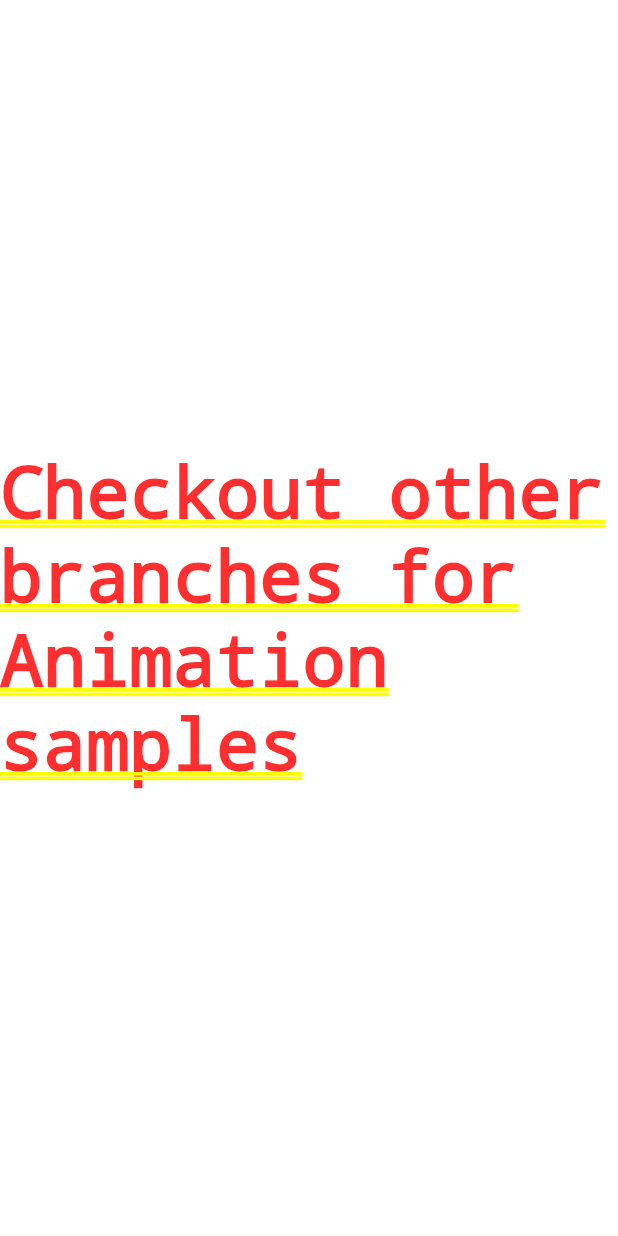
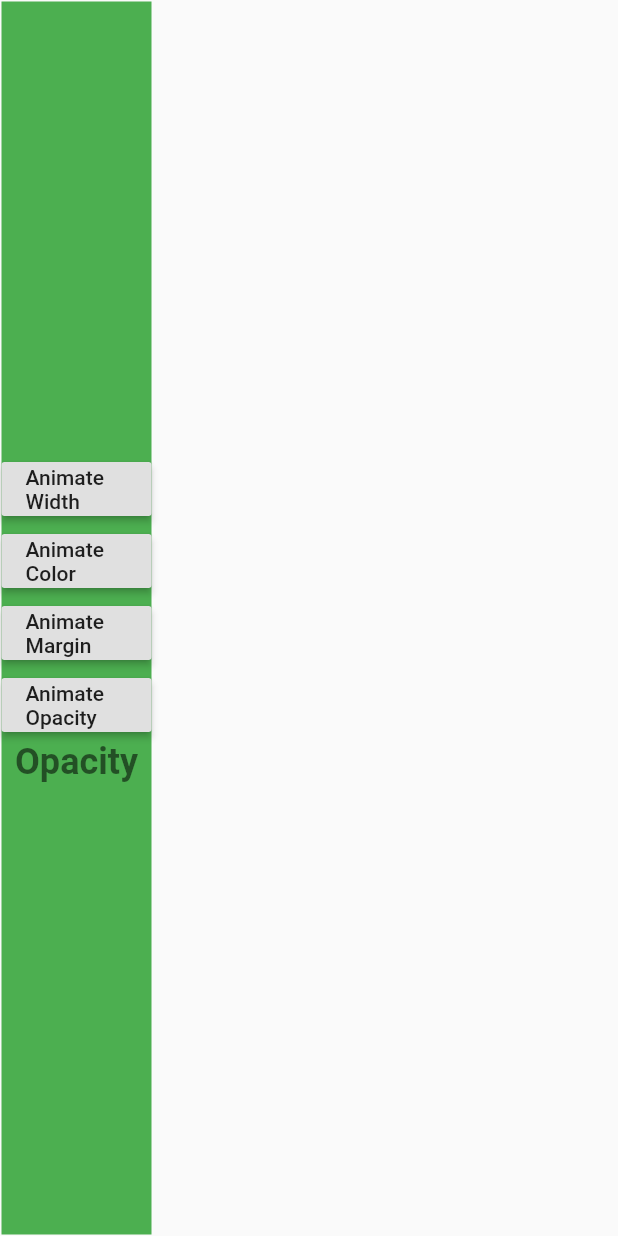
Before and after one commit to Amrit0786/FlutterAnimation, a Flutter app: the screen it shows after launch, on a phone screen of 412 x 824 dp. Run offline on Flutter 3.47's test engine with Material 2 defaults, Android fonts, the phone set to English and light mode, and no system bars.

Commit message:
Used AnimatedController and AnimatedOpacity to animate width, margin, color of a container and also opacity of text respectively.

```diff
--- /dev/null
+++ b/lib/implicit_animation.dart
@@ -0,0 +1,102 @@
+import 'package:flutter/material.dart';
+
+class ImplicitAnimation extends StatefulWidget {
+  @override
+  _ImplicitAnimationState createState() => _ImplicitAnimationState();
+}
+
+class _ImplicitAnimationState extends State<ImplicitAnimation> {
+  double _startWidth = 100;
+  Color _startColor = Colors.green;
+  double _startMargin = 1;
+  double _startOpacity = 1;
+  double _finalWidth = 200;
+  Color _finalColor = Colors.teal;
+  double _finalMargin = 20;
+  double _finalOpacity = 0;
+  bool _widthAnimated = false;
+  bool _colorAnimated = false;
+  bool _marginAnimated = false;
+  bool _opacityAnimated = false;
+
+  void toggle(Buttons button) {
+    setState(() {
+      switch (button) {
+        case Buttons.Width:
+          {
+            _widthAnimated = !_widthAnimated;
+            break;
+          }
+        case Buttons.Color:
+          {
+            _colorAnimated = !_colorAnimated;
+            break;
+          }
+        case Buttons.Margin:
+          {
+            _marginAnimated = !_marginAnimated;
+            break;
+          }
+        case Buttons.Opacity:
+          {
+            _opacityAnimated = !_opacityAnimated;
+            break;
+          }
+      }
+    });
+  }
+
+  @override
+  Widget build(BuildContext context) {
+    return Scaffold(
+      body: AnimatedContainer(
+        duration: Duration(seconds: 1),
+        width: _widthAnimated ? _finalWidth : _startWidth,
+        color: _colorAnimated ? _finalColor : _startColor,
+        margin: EdgeInsets.all(_marginAnimated ? _finalMargin : _startMargin),
+        child: Column(
+          mainAxisAlignment: MainAxisAlignment.center,
+          children: [
+            RaisedButton(
+              onPressed: () {
+                toggle(Buttons.Width);
+              },
+              child: Text('Animate Width'),
+            ),
+            RaisedButton(
+              onPressed: () {
+                toggle(Buttons.Color);
+              },
+              child: Text('Animate Color'),
+            ),
+            RaisedButton(
+              onPressed: () {
+                toggle(Buttons.Margin);
+              },
+              child: Text('Animate Margin'),
+            ),
+            RaisedButton(
+              onPressed: () {
+                toggle(Buttons.Opacity);
+              },
+              child: Text('Animate Opacity'),
+            ),
+            AnimatedOpacity(
+              opacity: _opacityAnimated ? _finalOpacity : _startOpacity,
+              duration: Duration(seconds: 1),
+              child: Text(
+                'Opacity',
+                style: TextStyle(
+                    fontSize: 24,
+                    fontWeight: FontWeight.bold,
+                    color: Colors.black54),
+              ),
+            )
+          ],
+        ),
+      ),
+    );
+  }
+}
+
+enum Buttons { Width, Color, Margin, Opacity }
--- a/lib/main.dart
+++ b/lib/main.dart
@@ -1,4 +1,5 @@
 import 'package:flutter/material.dart';
+import 'package:flutter_animation/implicit_animation.dart';
 
 void main() {
   runApp(MyApp());
@@ -13,11 +14,7 @@ class MyApp extends StatelessWidget {
         primarySwatch: Colors.blue,
         visualDensity: VisualDensity.adaptivePlatformDensity,
       ),
-      home: Center(
-        child: Text(
-          "Checkout other branches for Animation samples",
-        ),
-      ),
+      home: ImplicitAnimation(),
     );
   }
 }
```
